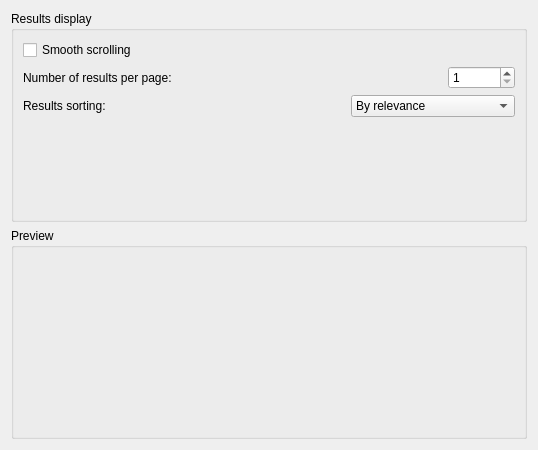
Above: src/gui/ResultsViewPreferences.ui from Gnurou/tagainijisho before the change. Below: the same form after it.
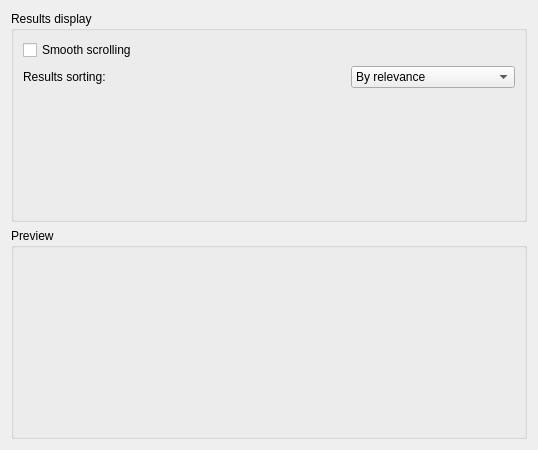
That is the form after the change. Custom widgets are drawn as their Qt base class.

Commit message: Results list not paged anymore, entries loaded on-demand

Diff of the .ui file:
```diff
--- a/src/gui/ResultsViewPreferences.ui
+++ b/src/gui/ResultsViewPreferences.ui
@@ -29,44 +29,6 @@
           </property>
          </widget>
         </item>
-        <item>
-         <layout class="QHBoxLayout" name="horizontalLayout_3">
-          <item>
-           <widget class="QLabel" name="label">
-            <property name="text">
-             <string>Number of results per page:</string>
-            </property>
-           </widget>
-          </item>
-          <item>
-           <spacer name="horizontalSpacer">
-            <property name="orientation">
-             <enum>Qt::Horizontal</enum>
-            </property>
-            <property name="sizeHint" stdset="0">
-             <size>
-              <width>40</width>
-              <height>20</height>
-             </size>
-            </property>
-           </spacer>
-          </item>
-          <item>
-           <layout class="QHBoxLayout" name="horizontalLayout">
-            <item>
-             <widget class="QSpinBox" name="nbResults">
-              <property name="minimum">
-               <number>1</number>
-              </property>
-              <property name="maximum">
-               <number>1000000</number>
-              </property>
-             </widget>
-            </item>
-           </layout>
-          </item>
-         </layout>
-        </item>
         <item>
          <layout class="QHBoxLayout" name="horizontalLayout_2">
           <item>
```
The commit also changes 12 other files.
